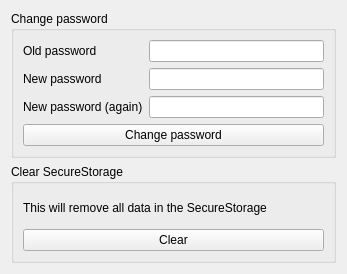
0xd34df00d/leechcraft, file src/plugins/secman/storageplugins/securestorage/settingswidget.ui: the form before one commit.
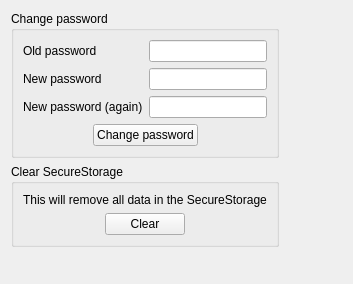
The form after the commit.

Commit message: SecMan SecureStorage: added horizontal & vertical spacers into settings widget.

Patch:
```diff
--- a/src/plugins/secman/storageplugins/securestorage/settingswidget.ui
+++ b/src/plugins/secman/storageplugins/securestorage/settingswidget.ui
@@ -6,8 +6,8 @@
    <rect>
     <x>0</x>
     <y>0</y>
-    <width>347</width>
-    <height>274</height>
+    <width>353</width>
+    <height>284</height>
    </rect>
   </property>
   <property name="sizePolicy">
@@ -19,8 +19,8 @@
   <property name="windowTitle">
    <string>SecureStorage</string>
   </property>
-  <layout class="QVBoxLayout" name="verticalLayout">
-   <item>
+  <layout class="QGridLayout" name="gridLayout">
+   <item row="0" column="0">
     <widget class="QGroupBox" name="groupBox">
      <property name="title">
       <string>Change password</string>
@@ -73,16 +73,46 @@
        </layout>
       </item>
       <item>
-       <widget class="QPushButton" name="ChangePassword_">
-        <property name="text">
-         <string>Change password</string>
-        </property>
-       </widget>
+       <layout class="QHBoxLayout" name="horizontalLayout">
+        <item>
+         <spacer name="horizontalSpacer">
+          <property name="orientation">
+           <enum>Qt::Horizontal</enum>
+          </property>
+          <property name="sizeHint" stdset="0">
+           <size>
+            <width>40</width>
+            <height>20</height>
+           </size>
+          </property>
+         </spacer>
+        </item>
+        <item>
+         <widget class="QPushButton" name="ChangePassword_">
+          <property name="text">
+           <string>Change password</string>
+          </property>
+         </widget>
+        </item>
+        <item>
+         <spacer name="horizontalSpacer_2">
+          <property name="orientation">
+           <enum>Qt::Horizontal</enum>
+          </property>
+          <property name="sizeHint" stdset="0">
+           <size>
+            <width>40</width>
+            <height>20</height>
+           </size>
+          </property>
+         </spacer>
+        </item>
+       </layout>
       </item>
      </layout>
     </widget>
    </item>
-   <item>
+   <item row="1" column="0">
     <widget class="QGroupBox" name="groupBox_2">
      <property name="title">
       <string>Clear SecureStorage</string>
@@ -96,15 +126,71 @@
        </widget>
       </item>
       <item>
-       <widget class="QPushButton" name="ClearSettings_">
-        <property name="text">
-         <string>Clear</string>
-        </property>
-       </widget>
+       <layout class="QHBoxLayout" name="horizontalLayout_2">
+        <item>
+         <spacer name="horizontalSpacer_3">
+          <property name="orientation">
+           <enum>Qt::Horizontal</enum>
+          </property>
+          <property name="sizeHint" stdset="0">
+           <size>
+            <width>40</width>
+            <height>20</height>
+           </size>
+          </property>
+         </spacer>
+        </item>
+        <item>
+         <widget class="QPushButton" name="ClearSettings_">
+          <property name="text">
+           <string>Clear</string>
+          </property>
+         </widget>
+        </item>
+        <item>
+         <spacer name="horizontalSpacer_4">
+          <property name="orientation">
+           <enum>Qt::Horizontal</enum>
+          </property>
+          <property name="sizeHint" stdset="0">
+           <size>
+            <width>40</width>
+            <height>20</height>
+           </size>
+          </property>
+         </spacer>
+        </item>
+       </layout>
       </item>
      </layout>
     </widget>
    </item>
+   <item row="2" column="0">
+    <spacer name="verticalSpacer">
+     <property name="orientation">
+      <enum>Qt::Vertical</enum>
+     </property>
+     <property name="sizeHint" stdset="0">
+      <size>
+       <width>20</width>
+       <height>40</height>
+      </size>
+     </property>
+    </spacer>
+   </item>
+   <item row="0" column="1">
+    <spacer name="horizontalSpacer_5">
+     <property name="orientation">
+      <enum>Qt::Horizontal</enum>
+     </property>
+     <property name="sizeHint" stdset="0">
+      <size>
+       <width>40</width>
+       <height>20</height>
+      </size>
+     </property>
+    </spacer>
+   </item>
   </layout>
  </widget>
  <resources/>
```
